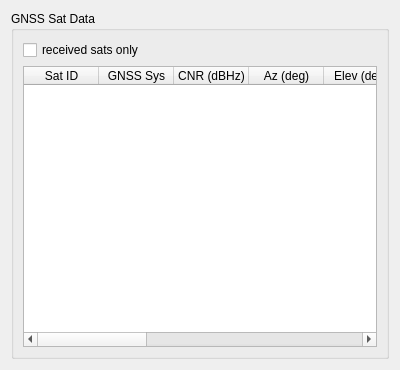
Old version of the form muondetector-gui-1.0.2/src/main/gpssatsform.ui in the repository liukai-tech/muondetector.
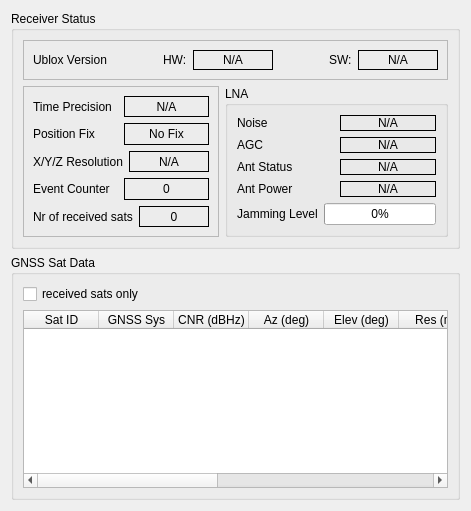
New version of the form.

Commit message: added readout and display of additional GNSS/Ublox statistics parameters, client part

Patch:
```diff
--- a/muondetector-gui-1.0.2/src/main/gpssatsform.ui
+++ b/muondetector-gui-1.0.2/src/main/gpssatsform.ui
@@ -6,15 +6,434 @@
    <rect>
     <x>0</x>
     <y>0</y>
-    <width>400</width>
-    <height>370</height>
+    <width>471</width>
+    <height>511</height>
    </rect>
   </property>
   <property name="windowTitle">
    <string>Form</string>
   </property>
-  <layout class="QGridLayout" name="gridLayout_2">
+  <layout class="QGridLayout" name="gridLayout_6">
    <item row="0" column="0">
+    <widget class="QGroupBox" name="rxStatsGroupBox">
+     <property name="title">
+      <string>Receiver Status</string>
+     </property>
+     <layout class="QGridLayout" name="gridLayout_5">
+      <item row="0" column="0" colspan="2">
+       <widget class="QFrame" name="frame">
+        <property name="frameShape">
+         <enum>QFrame::StyledPanel</enum>
+        </property>
+        <property name="frameShadow">
+         <enum>QFrame::Raised</enum>
+        </property>
+        <layout class="QGridLayout" name="gridLayout_3">
+         <item row="0" column="0">
+          <layout class="QHBoxLayout" name="horizontalLayout_10">
+           <item>
+            <widget class="QLabel" name="label">
+             <property name="frameShape">
+              <enum>QFrame::NoFrame</enum>
+             </property>
+             <property name="text">
+              <string>Ublox Version</string>
+             </property>
+            </widget>
+           </item>
+           <item>
+            <spacer name="horizontalSpacer">
+             <property name="orientation">
+              <enum>Qt::Horizontal</enum>
+             </property>
+             <property name="sizeHint" stdset="0">
+              <size>
+               <width>13</width>
+               <height>20</height>
+              </size>
+             </property>
+            </spacer>
+           </item>
+           <item>
+            <layout class="QHBoxLayout" name="horizontalLayout_9">
+             <item>
+              <widget class="QLabel" name="label_9">
+               <property name="text">
+                <string>HW:</string>
+               </property>
+              </widget>
+             </item>
+             <item>
+              <widget class="QLabel" name="ubxHwVersionLabel">
+               <property name="minimumSize">
+                <size>
+                 <width>80</width>
+                 <height>0</height>
+                </size>
+               </property>
+               <property name="frameShape">
+                <enum>QFrame::Box</enum>
+               </property>
+               <property name="text">
+                <string>N/A</string>
+               </property>
+               <property name="alignment">
+                <set>Qt::AlignCenter</set>
+               </property>
+              </widget>
+             </item>
+            </layout>
+           </item>
+           <item>
+            <spacer name="horizontalSpacer_2">
+             <property name="orientation">
+              <enum>Qt::Horizontal</enum>
+             </property>
+             <property name="sizeHint" stdset="0">
+              <size>
+               <width>18</width>
+               <height>20</height>
+              </size>
+             </property>
+            </spacer>
+           </item>
+           <item>
+            <layout class="QHBoxLayout" name="horizontalLayout">
+             <item>
+              <widget class="QLabel" name="label_10">
+               <property name="text">
+                <string>SW:</string>
+               </property>
+              </widget>
+             </item>
+             <item>
+              <widget class="QLabel" name="ubxSwVersionLabel">
+               <property name="minimumSize">
+                <size>
+                 <width>80</width>
+                 <height>0</height>
+                </size>
+               </property>
+               <property name="frameShape">
+                <enum>QFrame::Box</enum>
+               </property>
+               <property name="text">
+                <string>N/A</string>
+               </property>
+               <property name="alignment">
+                <set>Qt::AlignCenter</set>
+               </property>
+              </widget>
+             </item>
+            </layout>
+           </item>
+          </layout>
+         </item>
+        </layout>
+       </widget>
+      </item>
+      <item row="1" column="0">
+       <widget class="QFrame" name="frame_2">
+        <property name="frameShape">
+         <enum>QFrame::StyledPanel</enum>
+        </property>
+        <property name="frameShadow">
+         <enum>QFrame::Raised</enum>
+        </property>
+        <layout class="QGridLayout" name="gridLayout_4">
+         <item row="0" column="0">
+          <layout class="QVBoxLayout" name="verticalLayout">
+           <item>
+            <layout class="QHBoxLayout" name="horizontalLayout_2">
+             <item>
+              <widget class="QLabel" name="label_3">
+               <property name="text">
+                <string>Time Precision</string>
+               </property>
+              </widget>
+             </item>
+             <item>
+              <widget class="QLabel" name="timePrecisionLabel">
+               <property name="frameShape">
+                <enum>QFrame::Box</enum>
+               </property>
+               <property name="text">
+                <string>N/A</string>
+               </property>
+               <property name="alignment">
+                <set>Qt::AlignCenter</set>
+               </property>
+              </widget>
+             </item>
+            </layout>
+           </item>
+           <item>
+            <layout class="QHBoxLayout" name="horizontalLayout_4">
+             <item>
+              <widget class="QLabel" name="label_4">
+               <property name="text">
+                <string>Position Fix</string>
+               </property>
+              </widget>
+             </item>
+             <item>
+              <widget class="QLabel" name="fixTypeLabel">
+               <property name="frameShape">
+                <enum>QFrame::Box</enum>
+               </property>
+               <property name="text">
+                <string>No Fix</string>
+               </property>
+               <property name="alignment">
+                <set>Qt::AlignCenter</set>
+               </property>
+              </widget>
+             </item>
+            </layout>
+           </item>
+           <item>
+            <layout class="QHBoxLayout" name="horizontalLayout_5">
+             <item>
+              <widget class="QLabel" name="label_5">
+               <property name="text">
+                <string>X/Y/Z Resolution</string>
+               </property>
+              </widget>
+             </item>
+             <item>
+              <widget class="QLabel" name="xyzResLabel">
+               <property name="minimumSize">
+                <size>
+                 <width>80</width>
+                 <height>0</height>
+                </size>
+               </property>
+               <property name="frameShape">
+                <enum>QFrame::Box</enum>
+               </property>
+               <property name="text">
+                <string>N/A</string>
+               </property>
+               <property name="alignment">
+                <set>Qt::AlignCenter</set>
+               </property>
+              </widget>
+             </item>
+            </layout>
+           </item>
+           <item>
+            <layout class="QHBoxLayout" name="horizontalLayout_8">
+             <item>
+              <widget class="QLabel" name="label_8">
+               <property name="text">
+                <string>Event Counter</string>
+               </property>
+              </widget>
+             </item>
+             <item>
+              <widget class="QLabel" name="intCounterLabel">
+               <property name="frameShape">
+                <enum>QFrame::Box</enum>
+               </property>
+               <property name="text">
+                <string>0</string>
+               </property>
+               <property name="alignment">
+                <set>Qt::AlignCenter</set>
+               </property>
+              </widget>
+             </item>
+            </layout>
+           </item>
+           <item>
+            <layout class="QHBoxLayout" name="horizontalLayout_3">
+             <item>
+              <widget class="QLabel" name="label_2">
+               <property name="text">
+                <string>Nr of received sats</string>
+               </property>
+              </widget>
+             </item>
+             <item>
+              <widget class="QLabel" name="nrSatsLabel">
+               <property name="frameShape">
+                <enum>QFrame::Box</enum>
+               </property>
+               <property name="text">
+                <string>0</string>
+               </property>
+               <property name="alignment">
+                <set>Qt::AlignCenter</set>
+               </property>
+              </widget>
+             </item>
+            </layout>
+           </item>
+          </layout>
+         </item>
+        </layout>
+       </widget>
+      </item>
+      <item row="1" column="1">
+       <widget class="QGroupBox" name="lnaGroupBox">
+        <property name="title">
+         <string>LNA</string>
+        </property>
+        <layout class="QGridLayout" name="gridLayout_2">
+         <item row="0" column="0">
+          <layout class="QVBoxLayout" name="verticalLayout_2">
+           <item>
+            <layout class="QHBoxLayout" name="horizontalLayout_6">
+             <item>
+              <widget class="QLabel" name="label_6">
+               <property name="text">
+                <string>Noise</string>
+               </property>
+              </widget>
+             </item>
+             <item>
+              <widget class="QLabel" name="lnaNoiseLabel">
+               <property name="frameShape">
+                <enum>QFrame::Box</enum>
+               </property>
+               <property name="text">
+                <string>N/A</string>
+               </property>
+               <property name="alignment">
+                <set>Qt::AlignCenter</set>
+               </property>
+              </widget>
+             </item>
+            </layout>
+           </item>
+           <item>
+            <layout class="QHBoxLayout" name="horizontalLayout_7">
+             <item>
+              <widget class="QLabel" name="label_7">
+               <property name="text">
+                <string>AGC</string>
+               </property>
+              </widget>
+             </item>
+             <item>
+              <widget class="QLabel" name="lnaAgcLabel">
+               <property name="frameShape">
+                <enum>QFrame::Box</enum>
+               </property>
+               <property name="text">
+                <string>N/A</string>
+               </property>
+               <property name="alignment">
+                <set>Qt::AlignCenter</set>
+               </property>
+              </widget>
+             </item>
+            </layout>
+           </item>
+           <item>
+            <layout class="QHBoxLayout" name="horizontalLayout_11">
+             <item>
+              <widget class="QLabel" name="label_11">
+               <property name="text">
+                <string>Ant Status</string>
+               </property>
+              </widget>
+             </item>
+             <item>
+              <widget class="QLabel" name="antStatusLabel">
+               <property name="frameShape">
+                <enum>QFrame::Box</enum>
+               </property>
+               <property name="text">
+                <string>N/A</string>
+               </property>
+               <property name="alignment">
+                <set>Qt::AlignCenter</set>
+               </property>
+              </widget>
+             </item>
+            </layout>
+           </item>
+           <item>
+            <layout class="QHBoxLayout" name="horizontalLayout_12">
+             <item>
+              <widget class="QLabel" name="label_12">
+               <property name="text">
+                <string>Ant Power</string>
+               </property>
+              </widget>
+             </item>
+             <item>
+              <widget class="QLabel" name="antPowerLabel">
+               <property name="frameShape">
+                <enum>QFrame::Box</enum>
+               </property>
+               <property name="text">
+                <string>N/A</string>
+               </property>
+               <property name="alignment">
+                <set>Qt::AlignCenter</set>
+               </property>
+              </widget>
+             </item>
+            </layout>
+           </item>
+           <item>
+            <layout class="QHBoxLayout" name="horizontalLayout_13">
+             <item>
+              <widget class="QLabel" name="label_13">
+               <property name="font">
+                <font>
+                 <pointsize>9</pointsize>
+                </font>
+               </property>
+               <property name="text">
+                <string>Jamming Level</string>
+               </property>
+               <property name="scaledContents">
+                <bool>false</bool>
+               </property>
+               <property name="alignment">
+                <set>Qt::AlignCenter</set>
+               </property>
+               <property name="wordWrap">
+                <bool>false</bool>
+               </property>
+              </widget>
+             </item>
+             <item>
+              <widget class="QProgressBar" name="jammingProgressBar">
+               <property name="maximum">
+                <number>100</number>
+               </property>
+               <property name="value">
+                <number>0</number>
+               </property>
+               <property name="alignment">
+                <set>Qt::AlignCenter</set>
+               </property>
+               <property name="orientation">
+                <enum>Qt::Horizontal</enum>
+               </property>
+               <property name="textDirection">
+                <enum>QProgressBar::TopToBottom</enum>
+               </property>
+               <property name="format">
+                <string extracomment="Jamming">%p%</string>
+               </property>
+              </widget>
+             </item>
+            </layout>
+           </item>
+          </layout>
+         </item>
+        </layout>
+       </widget>
+      </item>
+     </layout>
+    </widget>
+   </item>
+   <item row="1" column="0">
     <widget class="QGroupBox" name="satsGroupBox">
      <property name="title">
       <string>GNSS Sat Data</string>
@@ -99,11 +518,6 @@
           <string>Diff Corr</string>
          </property>
         </column>
-        <column>
-         <property name="text">
-          <string>Smoothed</string>
-         </property>
-        </column>
        </widget>
       </item>
      </layout>
```
The commit also changes 7 other files.
